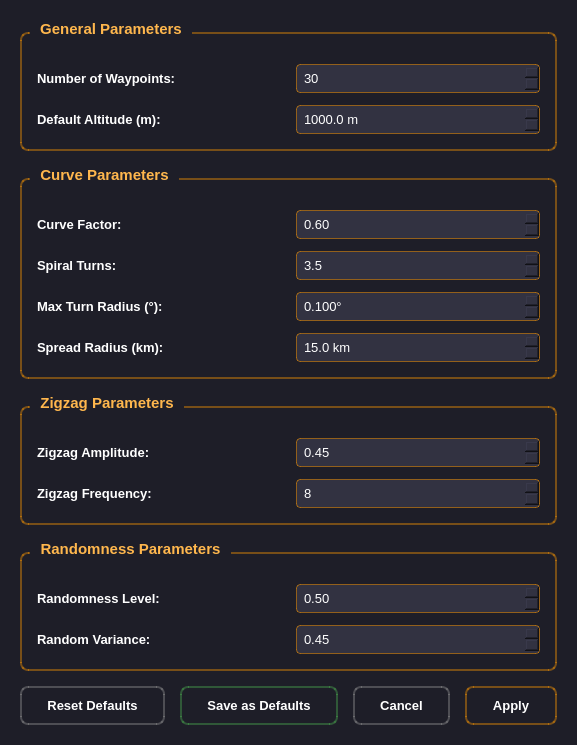
Old version of the form cpathsettingsdialog.ui in the repository shridharbhandiwad/Zoppler_MissionPlannerQt.
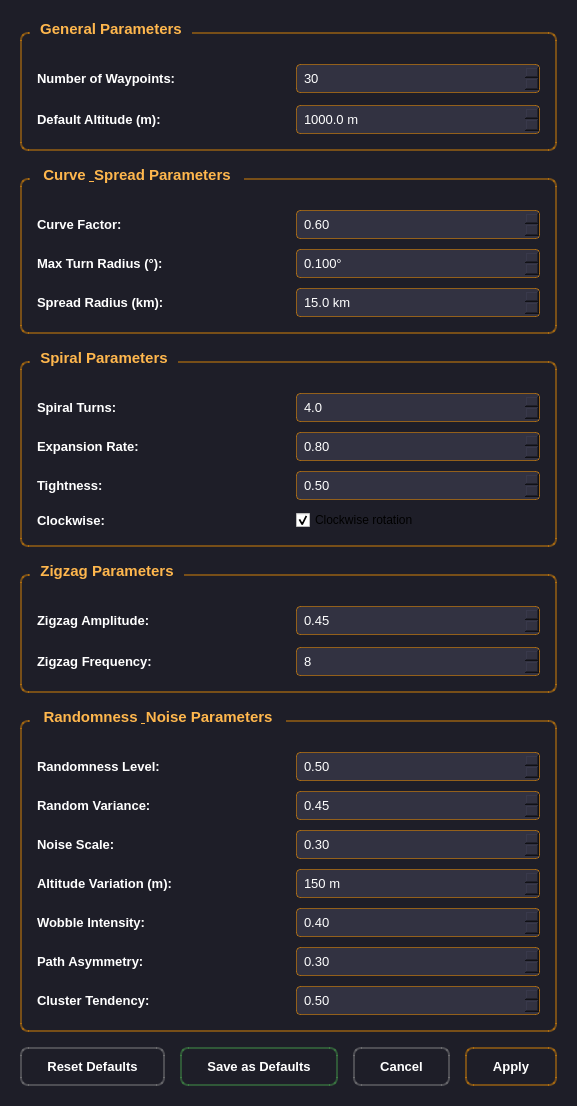
New version of the form.

Commit message: Refactor: Enhance path generation with more parameters

```diff
--- a/cpathsettingsdialog.ui
+++ b/cpathsettingsdialog.ui
@@ -6,8 +6,8 @@
    <rect>
     <x>0</x>
     <y>0</y>
-    <width>450</width>
-    <height>620</height>
+    <width>480</width>
+    <height>850</height>
    </rect>
   </property>
   <property name="windowTitle">
@@ -216,14 +216,14 @@
    <item>
     <widget class="QGroupBox" name="groupBox_Curve">
      <property name="title">
-      <string>Curve Parameters</string>
+      <string>Curve &amp; Spread Parameters</string>
      </property>
      <layout class="QGridLayout" name="gridLayout_2">
       <property name="horizontalSpacing">
        <number>15</number>
       </property>
       <property name="verticalSpacing">
-       <number>12</number>
+       <number>10</number>
       </property>
       <property name="leftMargin">
        <number>15</number>
@@ -267,35 +267,6 @@
        </widget>
       </item>
       <item row="1" column="0">
-       <widget class="QLabel" name="label_SpiralTurns">
-        <property name="text">
-         <string>Spiral Turns:</string>
-        </property>
-        <property name="toolTip">
-         <string>Number of spiral rotations for spiral path type (0.5-10)</string>
-        </property>
-       </widget>
-      </item>
-      <item row="1" column="1">
-       <widget class="QDoubleSpinBox" name="doubleSpinBox_SpiralTurns">
-        <property name="decimals">
-         <number>1</number>
-        </property>
-        <property name="minimum">
-         <double>0.500000000000000</double>
-        </property>
-        <property name="maximum">
-         <double>10.000000000000000</double>
-        </property>
-        <property name="singleStep">
-         <double>0.500000000000000</double>
-        </property>
-        <property name="value">
-         <double>3.500000000000000</double>
-        </property>
-       </widget>
-      </item>
-      <item row="2" column="0">
        <widget class="QLabel" name="label_MaxTurnRadius">
         <property name="text">
          <string>Max Turn Radius (°):</string>
@@ -305,7 +276,7 @@
         </property>
        </widget>
       </item>
-      <item row="2" column="1">
+      <item row="1" column="1">
        <widget class="QDoubleSpinBox" name="doubleSpinBox_MaxTurnRadius">
         <property name="decimals">
          <number>3</number>
@@ -327,7 +298,7 @@
         </property>
        </widget>
       </item>
-      <item row="3" column="0">
+      <item row="2" column="0">
        <widget class="QLabel" name="label_SpreadRadius">
         <property name="text">
          <string>Spread Radius (km):</string>
@@ -337,7 +308,7 @@
         </property>
        </widget>
       </item>
-      <item row="3" column="1">
+      <item row="2" column="1">
        <widget class="QDoubleSpinBox" name="doubleSpinBox_SpreadRadius">
         <property name="decimals">
          <number>1</number>
@@ -362,6 +333,140 @@
      </layout>
     </widget>
    </item>
+   <item>
+    <widget class="QGroupBox" name="groupBox_Spiral">
+     <property name="title">
+      <string>Spiral Parameters</string>
+     </property>
+     <layout class="QGridLayout" name="gridLayout_5">
+      <property name="horizontalSpacing">
+       <number>15</number>
+      </property>
+      <property name="verticalSpacing">
+       <number>10</number>
+      </property>
+      <property name="leftMargin">
+       <number>15</number>
+      </property>
+      <property name="topMargin">
+       <number>20</number>
+      </property>
+      <property name="rightMargin">
+       <number>15</number>
+      </property>
+      <property name="bottomMargin">
+       <number>15</number>
+      </property>
+      <item row="0" column="0">
+       <widget class="QLabel" name="label_SpiralTurns">
+        <property name="text">
+         <string>Spiral Turns:</string>
+        </property>
+        <property name="toolTip">
+         <string>Number of spiral rotations (1-10)</string>
+        </property>
+       </widget>
+      </item>
+      <item row="0" column="1">
+       <widget class="QDoubleSpinBox" name="doubleSpinBox_SpiralTurns">
+        <property name="decimals">
+         <number>1</number>
+        </property>
+        <property name="minimum">
+         <double>1.000000000000000</double>
+        </property>
+        <property name="maximum">
+         <double>10.000000000000000</double>
+        </property>
+        <property name="singleStep">
+         <double>0.500000000000000</double>
+        </property>
+        <property name="value">
+         <double>4.000000000000000</double>
+        </property>
+       </widget>
+      </item>
+      <item row="1" column="0">
+       <widget class="QLabel" name="label_SpiralExpansion">
+        <property name="text">
+         <string>Expansion Rate:</string>
+        </property>
+        <property name="toolTip">
+         <string>How fast the spiral expands outward (0.1 = slow, 2.0 = fast)</string>
+        </property>
+       </widget>
+      </item>
+      <item row="1" column="1">
+       <widget class="QDoubleSpinBox" name="doubleSpinBox_SpiralExpansion">
+        <property name="decimals">
+         <number>2</number>
+        </property>
+        <property name="minimum">
+         <double>0.100000000000000</double>
+        </property>
+        <property name="maximum">
+         <double>2.000000000000000</double>
+        </property>
+        <property name="singleStep">
+         <double>0.100000000000000</double>
+        </property>
+        <property name="value">
+         <double>0.800000000000000</double>
+        </property>
+       </widget>
+      </item>
+      <item row="2" column="0">
+       <widget class="QLabel" name="label_SpiralTightness">
+        <property name="text">
+         <string>Tightness:</string>
+        </property>
+        <property name="toolTip">
+         <string>How tight the spiral is (0.0 = loose, 1.0 = tight)</string>
+        </property>
+       </widget>
+      </item>
+      <item row="2" column="1">
+       <widget class="QDoubleSpinBox" name="doubleSpinBox_SpiralTightness">
+        <property name="decimals">
+         <number>2</number>
+        </property>
+        <property name="minimum">
+         <double>0.000000000000000</double>
+        </property>
+        <property name="maximum">
+         <double>1.000000000000000</double>
+        </property>
+        <property name="singleStep">
+         <double>0.100000000000000</double>
+        </property>
+        <property name="value">
+         <double>0.500000000000000</double>
+        </property>
+       </widget>
+      </item>
+      <item row="3" column="0">
+       <widget class="QLabel" name="label_SpiralClockwise">
+        <property name="text">
+         <string>Clockwise:</string>
+        </property>
+        <property name="toolTip">
+         <string>Spiral rotation direction (clockwise or counter-clockwise)</string>
+        </property>
+       </widget>
+      </item>
+      <item row="3" column="1">
+       <widget class="QCheckBox" name="checkBox_SpiralClockwise">
+        <property name="text">
+         <string>Clockwise rotation</string>
+        </property>
+        <property name="checked">
+         <bool>true</bool>
+        </property>
+       </widget>
+      </item>
+     </layout>
+    </widget>
+   </item>
    <item>
     <widget class="QGroupBox" name="groupBox_Zigzag">
      <property name="title">
@@ -444,14 +549,14 @@
    <item>
     <widget class="QGroupBox" name="groupBox_Random">
      <property name="title">
-      <string>Randomness Parameters</string>
+      <string>Randomness &amp; Noise Parameters</string>
      </property>
      <layout class="QGridLayout" name="gridLayout_4">
       <property name="horizontalSpacing">
        <number>15</number>
       </property>
       <property name="verticalSpacing">
-       <number>12</number>
+       <number>10</number>
       </property>
       <property name="leftMargin">
        <number>15</number>
@@ -523,6 +628,154 @@
         </property>
        </widget>
       </item>
+      <item row="2" column="0">
+       <widget class="QLabel" name="label_NoiseScale">
+        <property name="text">
+         <string>Noise Scale:</string>
+        </property>
+        <property name="toolTip">
+         <string>Scale of organic noise added to paths (0.0 = smooth, 1.0 = noisy)</string>
+        </property>
+       </widget>
+      </item>
+      <item row="2" column="1">
+       <widget class="QDoubleSpinBox" name="doubleSpinBox_NoiseScale">
+        <property name="decimals">
+         <number>2</number>
+        </property>
+        <property name="minimum">
+         <double>0.000000000000000</double>
+        </property>
+        <property name="maximum">
+         <double>1.000000000000000</double>
+        </property>
+        <property name="singleStep">
+         <double>0.100000000000000</double>
+        </property>
+        <property name="value">
+         <double>0.300000000000000</double>
+        </property>
+       </widget>
+      </item>
+      <item row="3" column="0">
+       <widget class="QLabel" name="label_AltitudeVariation">
+        <property name="text">
+         <string>Altitude Variation (m):</string>
+        </property>
+        <property name="toolTip">
+         <string>Maximum altitude variation in meters from the base altitude</string>
+        </property>
+       </widget>
+      </item>
+      <item row="3" column="1">
+       <widget class="QDoubleSpinBox" name="doubleSpinBox_AltitudeVariation">
+        <property name="decimals">
+         <number>0</number>
+        </property>
+        <property name="minimum">
+         <double>0.000000000000000</double>
+        </property>
+        <property name="maximum">
+         <double>1000.000000000000000</double>
+        </property>
+        <property name="singleStep">
+         <double>25.000000000000000</double>
+        </property>
+        <property name="value">
+         <double>150.000000000000000</double>
+        </property>
+        <property name="suffix">
+         <string> m</string>
+        </property>
+       </widget>
+      </item>
+      <item row="4" column="0">
+       <widget class="QLabel" name="label_WobbleIntensity">
+        <property name="text">
+         <string>Wobble Intensity:</string>
+        </property>
+        <property name="toolTip">
+         <string>Intensity of path wobble/oscillation (0.0 = none, 1.0 = maximum)</string>
+        </property>
+       </widget>
+      </item>
+      <item row="4" column="1">
+       <widget class="QDoubleSpinBox" name="doubleSpinBox_WobbleIntensity">
+        <property name="decimals">
+         <number>2</number>
+        </property>
+        <property name="minimum">
+         <double>0.000000000000000</double>
+        </property>
+        <property name="maximum">
+         <double>1.000000000000000</double>
+        </property>
+        <property name="singleStep">
+         <double>0.100000000000000</double>
+        </property>
+        <property name="value">
+         <double>0.400000000000000</double>
+        </property>
+       </widget>
+      </item>
+      <item row="5" column="0">
+       <widget class="QLabel" name="label_PathAsymmetry">
+        <property name="text">
+         <string>Path Asymmetry:</string>
+        </property>
+        <property name="toolTip">
+         <string>How asymmetric paths can be (0.0 = symmetric, 1.0 = highly asymmetric)</string>
+        </property>
+       </widget>
+      </item>
+      <item row="5" column="1">
+       <widget class="QDoubleSpinBox" name="doubleSpinBox_PathAsymmetry">
+        <property name="decimals">
+         <number>2</number>
+        </property>
+        <property name="minimum">
+         <double>0.000000000000000</double>
+        </property>
+        <property name="maximum">
+         <double>1.000000000000000</double>
+        </property>
+        <property name="singleStep">
+         <double>0.100000000000000</double>
+        </property>
+        <property name="value">
+         <double>0.300000000000000</double>
+        </property>
+       </widget>
+      </item>
+      <item row="6" column="0">
+       <widget class="QLabel" name="label_ClusterTendency">
+        <property name="text">
+         <string>Cluster Tendency:</string>
+        </property>
+        <property name="toolTip">
+         <string>Tendency to cluster waypoints together (0.0 = spread out, 1.0 = clustered)</string>
+        </property>
+       </widget>
+      </item>
+      <item row="6" column="1">
+       <widget class="QDoubleSpinBox" name="doubleSpinBox_ClusterTendency">
+        <property name="decimals">
+         <number>2</number>
+        </property>
+        <property name="minimum">
+         <double>0.000000000000000</double>
+        </property>
+        <property name="maximum">
+         <double>1.000000000000000</double>
+        </property>
+        <property name="singleStep">
+         <double>0.100000000000000</double>
+        </property>
+        <property name="value">
+         <double>0.500000000000000</double>
+        </property>
+       </widget>
+      </item>
      </layout>
     </widget>
    </item>
```
The commit also changes 4 other files.
